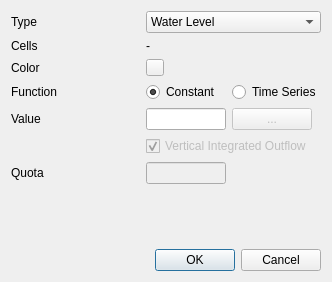
Above: src/ui/boundary_condition_dialog.ui from IPH-ECO/iph-eco-gui before the change. Below: the same form after it.
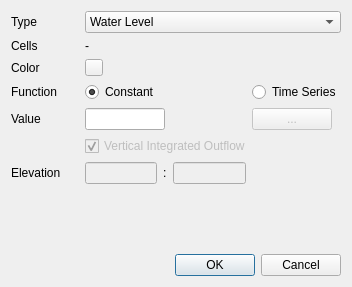
That is the form after the change.

Commit message: Boundary condition - elevation interval

Diff of the .ui file:
```diff
--- a/src/ui/boundary_condition_dialog.ui
+++ b/src/ui/boundary_condition_dialog.ui
@@ -6,43 +6,30 @@
    <rect>
     <x>0</x>
     <y>0</y>
-    <width>332</width>
-    <height>282</height>
+    <width>352</width>
+    <height>287</height>
    </rect>
   </property>
   <property name="minimumSize">
    <size>
-    <width>332</width>
-    <height>282</height>
+    <width>352</width>
+    <height>287</height>
    </size>
   </property>
   <property name="maximumSize">
    <size>
-    <width>332</width>
-    <height>282</height>
+    <width>352</width>
+    <height>287</height>
    </size>
   </property>
   <property name="windowTitle">
    <string>Boundary Condition</string>
   </property>
   <layout class="QGridLayout" name="gridLayout">
-   <item row="6" column="1" colspan="2">
-    <widget class="QCheckBox" name="chkVIO">
-     <property name="enabled">
-      <bool>false</bool>
-     </property>
+   <item row="1" column="0">
+    <widget class="QLabel" name="lblElementLabel">
      <property name="text">
-      <string>Vertical Integrated Outflow</string>
-     </property>
-     <property name="checked">
-      <bool>true</bool>
-     </property>
-    </widget>
-   </item>
-   <item row="7" column="0">
-    <widget class="QLabel" name="label_2">
-     <property name="text">
-      <string>Quota</string>
+      <string>Cells</string>
      </property>
     </widget>
    </item>
@@ -59,22 +46,10 @@
      </property>
     </spacer>
    </item>
-   <item row="7" column="1">
-    <widget class="QLineEdit" name="edtQuota">
-     <property name="enabled">
-      <bool>false</bool>
-     </property>
-     <property name="sizePolicy">
-      <sizepolicy hsizetype="Fixed" vsizetype="Fixed">
-       <horstretch>0</horstretch>
-       <verstretch>0</verstretch>
-      </sizepolicy>
-     </property>
-     <property name="maximumSize">
-      <size>
-       <width>80</width>
-       <height>16777215</height>
-      </size>
+   <item row="7" column="0">
+    <widget class="QLabel" name="label_2">
+     <property name="text">
+      <string>Elevation</string>
      </property>
     </widget>
    </item>
@@ -85,7 +60,14 @@
      </property>
     </widget>
    </item>
-   <item row="3" column="1">
+   <item row="2" column="0">
+    <widget class="QLabel" name="label">
+     <property name="text">
+      <string>Color</string>
+     </property>
+    </widget>
+   </item>
+   <item row="3" column="4">
     <widget class="QRadioButton" name="rdoConstant">
      <property name="text">
       <string>Constant</string>
@@ -98,7 +80,7 @@
      </attribute>
     </widget>
    </item>
-   <item row="10" column="0" colspan="3">
+   <item row="10" column="0" colspan="6">
     <widget class="QDialogButtonBox" name="buttonBox">
      <property name="orientation">
       <enum>Qt::Horizontal</enum>
@@ -108,7 +90,17 @@
      </property>
     </widget>
    </item>
-   <item row="4" column="2">
+   <item row="3" column="5">
+    <widget class="QRadioButton" name="rdoTimeSeries">
+     <property name="text">
+      <string>Time Series</string>
+     </property>
+     <attribute name="buttonGroup">
+      <string notr="true">buttonGroup_2</string>
+     </attribute>
+    </widget>
+   </item>
+   <item row="4" column="5">
     <widget class="QPushButton" name="btnTimeSeries">
      <property name="enabled">
       <bool>false</bool>
@@ -124,10 +116,19 @@
      </property>
     </widget>
    </item>
-   <item row="1" column="0">
-    <widget class="QLabel" name="lblElementLabel">
-     <property name="text">
-      <string>Cells</string>
+   <item row="4" column="4">
+    <widget class="QLineEdit" name="edtConstant">
+     <property name="sizePolicy">
+      <sizepolicy hsizetype="Fixed" vsizetype="Fixed">
+       <horstretch>0</horstretch>
+       <verstretch>0</verstretch>
+      </sizepolicy>
+     </property>
+     <property name="maximumSize">
+      <size>
+       <width>80</width>
+       <height>16777215</height>
+      </size>
      </property>
     </widget>
    </item>
@@ -138,29 +139,16 @@
      </property>
     </widget>
    </item>
-   <item row="3" column="2">
-    <widget class="QRadioButton" name="rdoTimeSeries">
+   <item row="6" column="4" colspan="2">
+    <widget class="QCheckBox" name="chkVIO">
+     <property name="enabled">
+      <bool>false</bool>
+     </property>
      <property name="text">
-      <string>Time Series</string>
+      <string>Vertical Integrated Outflow</string>
      </property>
-     <attribute name="buttonGroup">
-      <string notr="true">buttonGroup_2</string>
-     </attribute>
-    </widget>
-   </item>
-   <item row="4" column="1">
-    <widget class="QLineEdit" name="edtConstant">
-     <property name="sizePolicy">
-      <sizepolicy hsizetype="Fixed" vsizetype="Fixed">
-       <horstretch>0</horstretch>
-       <verstretch>0</verstretch>
-      </sizepolicy>
-     </property>
-     <property name="maximumSize">
-      <size>
-       <width>80</width>
-       <height>16777215</height>
-      </size>
+     <property name="checked">
+      <bool>true</bool>
      </property>
     </widget>
    </item>
@@ -171,7 +159,7 @@
      </property>
     </widget>
    </item>
-   <item row="1" column="1" colspan="2">
+   <item row="1" column="4" colspan="2">
     <widget class="QLabel" name="lblElementIds">
      <property name="sizePolicy">
       <sizepolicy hsizetype="Fixed" vsizetype="Preferred">
@@ -184,14 +172,7 @@
      </property>
     </widget>
    </item>
-   <item row="2" column="0">
-    <widget class="QLabel" name="label">
-     <property name="text">
-      <string>Color</string>
-     </property>
-    </widget>
-   </item>
-   <item row="2" column="1">
+   <item row="2" column="4">
     <widget class="QToolButton" name="btnCellColor">
      <property name="text">
       <string/>
@@ -204,7 +185,7 @@
      </property>
     </widget>
    </item>
-   <item row="0" column="1" colspan="2">
+   <item row="0" column="4" colspan="2">
     <widget class="QComboBox" name="cbxType">
      <property name="currentIndex">
       <number>0</number>
@@ -226,6 +207,67 @@
      </item>
     </widget>
    </item>
+   <item row="7" column="4">
+    <layout class="QHBoxLayout" name="horizontalLayout">
+     <item>
+      <widget class="QLineEdit" name="edtMinimumElevation">
+       <property name="enabled">
+        <bool>false</bool>
+       </property>
+       <property name="sizePolicy">
+        <sizepolicy hsizetype="Fixed" vsizetype="Fixed">
+         <horstretch>0</horstretch>
+         <verstretch>0</verstretch>
+        </sizepolicy>
+       </property>
+       <property name="minimumSize">
+        <size>
+         <width>50</width>
+         <height>0</height>
+        </size>
+       </property>
+       <property name="maximumSize">
+        <size>
+         <width>80</width>
+         <height>16777215</height>
+        </size>
+       </property>
+      </widget>
+     </item>
+     <item>
+      <widget class="QLabel" name="label_4">
+       <property name="text">
+        <string>:</string>
+       </property>
+      </widget>
+     </item>
+     <item>
+      <widget class="QLineEdit" name="edtMaximumElevation">
+       <property name="enabled">
+        <bool>false</bool>
+       </property>
+       <property name="sizePolicy">
+        <sizepolicy hsizetype="Fixed" vsizetype="Fixed">
+         <horstretch>0</horstretch>
+         <verstretch>0</verstretch>
+        </sizepolicy>
+       </property>
+       <property name="minimumSize">
+        <size>
+         <width>50</width>
+         <height>0</height>
+        </size>
+       </property>
+       <property name="maximumSize">
+        <size>
+         <width>80</width>
+         <height>16777215</height>
+        </size>
+       </property>
+      </widget>
+     </item>
+    </layout>
+   </item>
   </layout>
  </widget>
  <resources>
```
Left out of the diff: 18 changed lines with no effect on the pictures. The commit also changes 7 other files.
